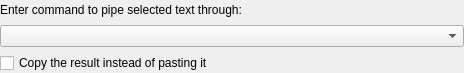
The window that addons/kate/textfilter/textfilterwidget.ui (KDE/kate) describes before a commit, drawn with Qt 5.
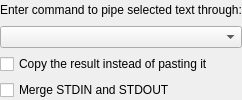
The same window after the commit. Custom widgets are drawn as their Qt base class.

```diff
--- a/addons/kate/textfilter/textfilterwidget.ui
+++ b/addons/kate/textfilter/textfilterwidget.ui
@@ -2,14 +2,6 @@
 <ui version="4.0">
  <class>TextFilterWidget</class>
  <widget class="QWidget" name="TextFilterWidget">
-  <property name="geometry">
-   <rect>
-    <x>0</x>
-    <y>0</y>
-    <width>464</width>
-    <height>73</height>
-   </rect>
-  </property>
   <property name="windowTitle">
    <string>Filter</string>
   </property>
@@ -50,6 +42,17 @@
      </property>
     </widget>
    </item>
+   <item>
+    <widget class="QCheckBox" name="mergeOutput">
+     <property name="toolTip">
+      <string>If checked, an output from STDOUT and STDERR will be merged and no errors will be reported.
+Otherwise, STDERR will be displayed as a passive message.</string>
+     </property>
+     <property name="text">
+      <string>Merge STDIN and STDOUT</string>
+     </property>
+    </widget>
+   </item>
   </layout>
  </widget>
  <customwidgets>
```
Left out of the diff: 5 changed lines with no effect on the pictures.
